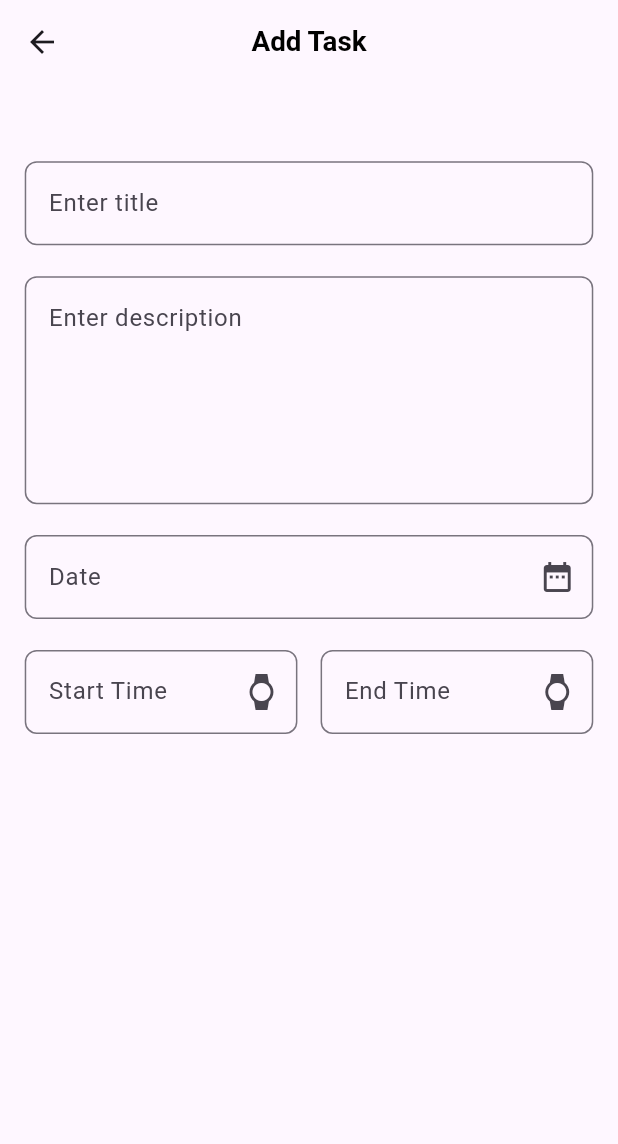
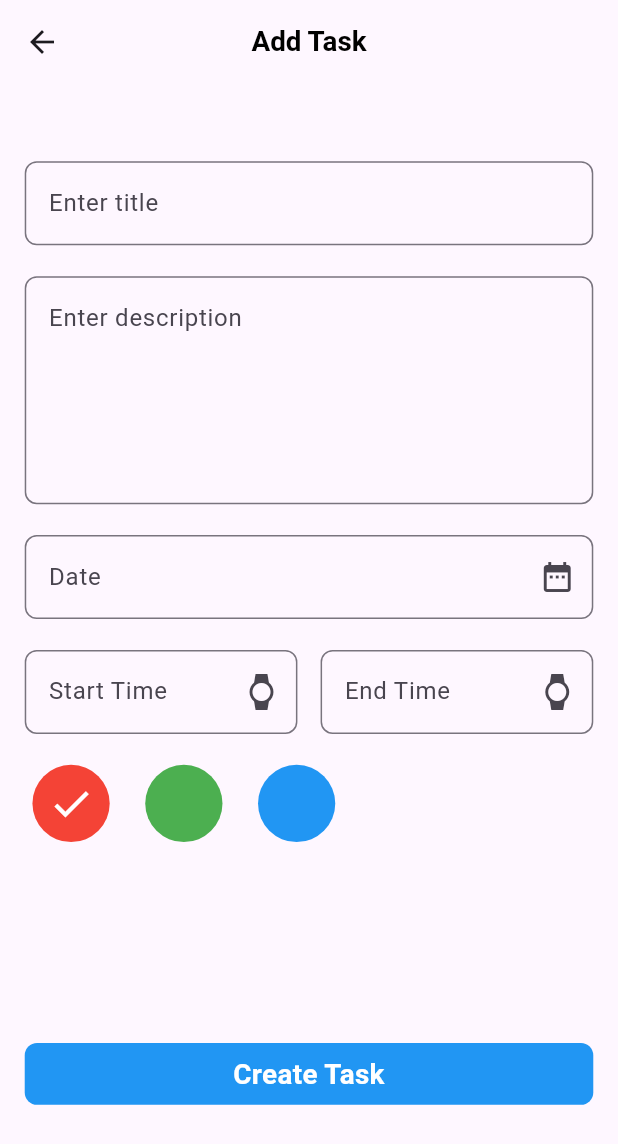
Before and after one commit to AmrReda92/taskati_app, a Flutter app: the AddTaskScreen screen opened by its route, on a phone screen of 412 x 824 dp. Shown: the top 1144 px of the screen. Run offline on Flutter 3.47's test engine with Material 3 defaults, Android fonts, the phone set to English and light mode, and no system bars; our stand-ins replace bloc, flutter_bloc, flutter_screenutil, hive, hive_flutter, image_picker and 1 more; accounts and stored records are empty.

Commit message:
finish add task screen ui

```diff
--- /dev/null
+++ b/lib/core/models/task_model.dart
@@ -0,0 +1,22 @@
+import 'dart:ui';
+
+import 'package:flutter/material.dart';
+
+class TaskModel{
+
+  final String title ;
+  final String description ;
+  final String date ;
+  final String startTime ;
+  final String endTime ;
+  final Color color;
+  final String status;
+
+  TaskModel({required this.color, required this.title,required this.description,required this.date, required this.startTime,
+    required this.endTime, this.status="ToDo"});
+
+}
+
+List<TaskModel> tasks =[
+
+  ];
--- a/lib/core/widget/custom_button.dart
+++ b/lib/core/widget/custom_button.dart
@@ -14,7 +14,7 @@ class CustomButton extends StatelessWidget {
       onTap: onTap ,
       child: Container(
         height: 80.h,
-        width: 400.w,
+        width: double.infinity,
         decoration: BoxDecoration(
           borderRadius: BorderRadius.circular(16.r),
           color: AppColor.customButtonColor
--- a/lib/features/add_task/presentation/ui/add_task_screen.dart
+++ b/lib/features/add_task/presentation/ui/add_task_screen.dart
@@ -1,10 +1,39 @@
 import 'package:flutter/material.dart';
 import 'package:flutter_screenutil/flutter_screenutil.dart';
+import 'package:taskati_application/core/models/task_model.dart';
 import 'package:taskati_application/core/theme/app_style.dart';
+import 'package:taskati_application/core/widget/custom_button.dart';
 import 'package:taskati_application/core/widget/custom_text_form_field.dart';
+import 'package:taskati_application/features/home/presentation/widget/item_color.dart';
 
-class AddTaskScreen extends StatelessWidget {
+class AddTaskScreen extends StatefulWidget {
   const AddTaskScreen({super.key});
+
+  @override
+  State<AddTaskScreen> createState() => _AddTaskScreenState();
+}
+
+class _AddTaskScreenState extends State<AddTaskScreen> {
+  var titleController = TextEditingController();
+  var desController = TextEditingController();
+  var dateController = TextEditingController();
+  var startController = TextEditingController();
+  var endController = TextEditingController();
+  var colorController = TextEditingController();
+
+  int activeColor =0;
+
+  @override
+  void dispose() {
+    titleController.dispose();
+    desController.dispose();
+    startController.dispose();
+    endController.dispose();
+    dateController.dispose();
+    colorController.dispose();
+
+    super.dispose();
+  }
 
   @override
   Widget build(BuildContext context) {
@@ -16,18 +45,22 @@ class AddTaskScreen extends StatelessWidget {
 
       body: Padding(
         padding:  EdgeInsets.symmetric(horizontal: 32.w),
+        child: SingleChildScrollView(
           child: Column(
             spacing: 40.h,
             children: [
               SizedBox(height: 60.h,),
               CustomTextFormField(
+                controller: titleController ,
                 labelText: "Enter title",
               ),
               CustomTextFormField(
+                controller: desController,
                 labelText: "Enter description",
                 maxLine: 5,
               ),
               CustomTextFormField(
+                controller: dateController,
                 readOnly: true,
                 labelText: "Date",
                 suffixIcon: Icon(Icons.date_range),
@@ -40,6 +73,7 @@ class AddTaskScreen extends StatelessWidget {
                 children: [
                   Expanded(child:
                   CustomTextFormField(
+                    controller: startController,
                     labelText: "Start Time",
                     readOnly: true,
                     suffixIcon: Icon(Icons.watch),
@@ -51,6 +85,7 @@ class AddTaskScreen extends StatelessWidget {
                   SizedBox(width: 30.w,),
                   Expanded(child:
                   CustomTextFormField(
+                    controller: endController,
                     labelText: "End Time",
                     readOnly: true,
                     suffixIcon: Icon(Icons.watch),
@@ -61,10 +96,49 @@ class AddTaskScreen extends StatelessWidget {
                   )
                 ],
               ),
+              SizedBox(
+                height: 100.h,
+                child: ListView.separated(
+                  scrollDirection: Axis.horizontal,
+                    itemBuilder: (context,index)=> ItemColor(
+                      color: taskColor[index],
+                      isActive: index==activeColor,
+                      onTap: (){
+                        setState(() {
+                          activeColor=index;
+                        });
+                      },
+                    ),
+                    separatorBuilder: (context,index)=>SizedBox(width: 26.w,),
+                    itemCount: taskColor.length ,),
+              ),
+              SizedBox(height: 180.h,),
+              CustomButton(
+                onTap: (){
+               tasks.add(TaskModel(
+                   color: taskColor[activeColor] ,
+                   title: titleController.text,
+                   description: desController.text,
+                   date: dateController.text,
+                   startTime: startController.text,
+                   endTime: endController.text)
+               );
+
+                },
+                  text: "Create Task")
+
             ],
+          ),
         ),
       )
 
     );
   }
 }
+
+
+final List <Color> taskColor =[
+  Colors.red ,
+  Colors.green,
+  Colors.blue,
+];
--- a/lib/features/home/presentation/ui/home_screen.dart
+++ b/lib/features/home/presentation/ui/home_screen.dart
@@ -4,16 +4,17 @@ import 'package:flutter/material.dart';
 import 'package:flutter_bloc/flutter_bloc.dart';
 import 'package:flutter_screenutil/flutter_screenutil.dart';
 import 'package:intl/intl.dart';
-import 'package:taskati_application/core/costant/app_string.dart';
+import 'package:taskati_application/core/models/task_model.dart';
 import 'package:taskati_application/core/routes/routes.dart';
 import 'package:taskati_application/core/theme/app_style.dart';
 import 'package:taskati_application/core/theme/cubit/theme_cubit.dart';
 import 'package:taskati_application/core/widget/custom_button.dart';
 import 'package:taskati_application/features/home/data/home_repo.dart';
-import 'package:taskati_application/features/home/presentation/models/task_item.dart';
+import 'package:taskati_application/features/home/presentation/widget/task_item.dart';
 
 class HomeScreen extends StatelessWidget {
-  const HomeScreen({super.key});
+
+  const HomeScreen({super.key,});
 
   @override
   Widget build(BuildContext context) {
@@ -58,9 +59,9 @@ class HomeScreen extends StatelessWidget {
               SizedBox(height: 90.h,),
               Expanded(
                 child: ListView.separated(
-                    itemBuilder: (context,index)=>TaskItem(),
+                    itemBuilder: (context,index)=>TaskItem(task: tasks[index],),
                     separatorBuilder: (context,index)=>SizedBox(height: 20.h,),
-                    itemCount: 10),
+                    itemCount: tasks.length),
               )
 
 
--- /dev/null
+++ b/lib/features/home/presentation/widget/item_color.dart
@@ -0,0 +1,23 @@
+
+import 'package:flutter/material.dart';
+import 'package:flutter_screenutil/flutter_screenutil.dart';
+
+class ItemColor extends StatelessWidget {
+  final Color color ;
+  final void Function()? onTap ;
+  final bool isActive;
+  const ItemColor({super.key,required this.color, this.isActive =false, this.onTap});
+
+
+  @override
+  Widget build(BuildContext context) {
+    return InkWell(
+      onTap: onTap,
+      child: CircleAvatar(
+          radius: 60.r,
+          backgroundColor: color,
+          child: Center(child: isActive? Icon(Icons.check,size: 60.r,color: Colors.white,):null),
+        ),
+    );
+  }
+}
--- a/lib/features/home/presentation/models/task_item.dart
+++ b/lib/features/home/presentation/widget/task_item.dart
@@ -1,11 +1,13 @@
 import 'package:flutter/material.dart';
 import 'package:flutter_screenutil/flutter_screenutil.dart';
 import 'package:intl/intl.dart';
+import 'package:taskati_application/core/models/task_model.dart';
 
 import '../../../../core/theme/app_style.dart';
 
 class TaskItem extends StatelessWidget {
-  const TaskItem({super.key});
+  final TaskModel? task ;
+  const TaskItem({super.key, required this.task});
 
   @override
   Widget build(BuildContext context) {
@@ -13,7 +15,7 @@ class TaskItem extends StatelessWidget {
       padding: EdgeInsetsGeometry.all(40.h.w),
       width: double.infinity,
       decoration: BoxDecoration(
-          color: Colors.red,
+          color: task?.color,
           borderRadius: BorderRadius.circular(16)
       ),child:
     Row(
@@ -23,9 +25,9 @@ class TaskItem extends StatelessWidget {
             crossAxisAlignment: CrossAxisAlignment.start,
             spacing: 20.h,
             children: [
-              Text("Task title-1",style: AppStyle.customButtonStyle,),
-              Text(DateFormat("dd MMMM yyyy").format(DateTime.now()),style: AppStyle.font26.copyWith(color: Colors.yellow)),
-              Text("I will do this task",style: AppStyle.customButtonStyle,)
+              Text(task?.title??"task title",style: AppStyle.customButtonStyle,),
+              Text( "${task?.startTime} ${task?.endTime}" ,style: AppStyle.font26.copyWith(color: Colors.yellow)),
+              Text(task?.description??" ",style: AppStyle.customButtonStyle,)
             ],
           ),
         ),
@@ -36,7 +38,7 @@ class TaskItem extends StatelessWidget {
         ),
         RotatedBox(
             quarterTurns: 1,
-            child: Text("ToDo",style:  AppStyle.customButtonStyle,)
+            child: Text(task?.status??"",style:  AppStyle.customButtonStyle,)
         )
 
       ],
```
Lines whose indentation alone changed are shown as unchanged.
